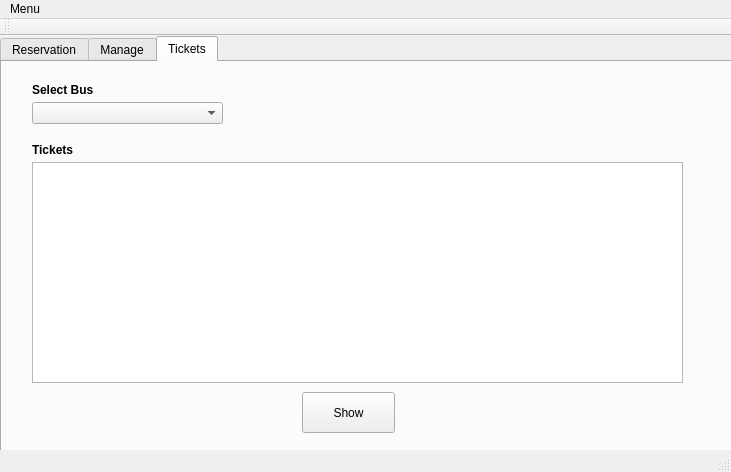
Above: src/mainwindow.ui from ahmedsadman/bus-reservation-system before the change. Below: the same form after it.
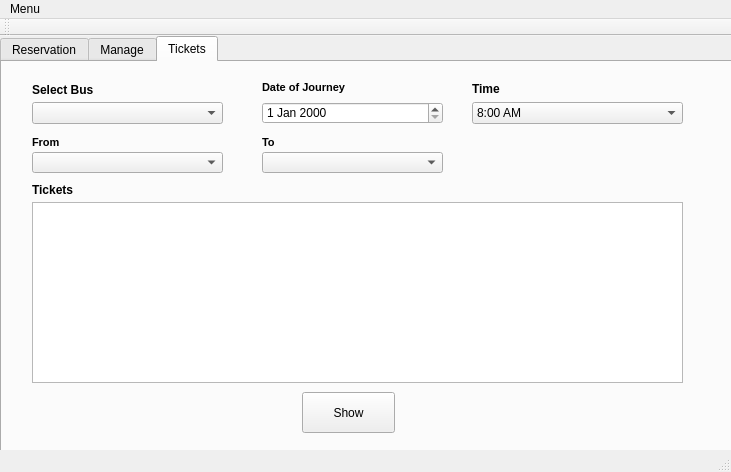
That is the form after the change. The open tabs and pages were chosen to show the change.

The edit to the form file:
```diff
--- a/src/mainwindow.ui
+++ b/src/mainwindow.ui
@@ -457,7 +457,7 @@
       <property name="geometry">
        <rect>
         <x>30</x>
-        <y>80</y>
+        <y>120</y>
         <width>61</width>
         <height>16</height>
        </rect>
@@ -477,11 +477,14 @@
       <property name="geometry">
        <rect>
         <x>30</x>
-        <y>100</y>
+        <y>140</y>
         <width>651</width>
-        <height>221</height>
+        <height>181</height>
        </rect>
       </property>
+      <attribute name="horizontalHeaderStretchLastSection">
+       <bool>true</bool>
+      </attribute>
      </widget>
      <widget class="QPushButton" name="pushButton_5">
       <property name="geometry">
@@ -496,6 +499,151 @@
        <string>Show</string>
       </property>
      </widget>
+     <widget class="QLabel" name="label_10">
+      <property name="geometry">
+       <rect>
+        <x>470</x>
+        <y>20</y>
+        <width>47</width>
+        <height>13</height>
+       </rect>
+      </property>
+      <property name="font">
+       <font>
+        <family>Segoe UI</family>
+        <weight>75</weight>
+        <bold>true</bold>
+       </font>
+      </property>
+      <property name="text">
+       <string>Time</string>
+      </property>
+     </widget>
+     <widget class="QComboBox" name="comboBox_time_2">
+      <property name="geometry">
+       <rect>
+        <x>470</x>
+        <y>40</y>
+        <width>211</width>
+        <height>22</height>
+       </rect>
+      </property>
+      <property name="font">
+       <font>
+        <family>Segoe UI</family>
+        <weight>50</weight>
+        <bold>false</bold>
+       </font>
+      </property>
+      <item>
+       <property name="text">
+        <string>8:00 AM</string>
+       </property>
+      </item>
+      <item>
+       <property name="text">
+        <string>2:00 PM</string>
+       </property>
+      </item>
+      <item>
+       <property name="text">
+        <string>5:00 PM</string>
+       </property>
+      </item>
+     </widget>
+     <widget class="QLabel" name="label_11">
+      <property name="geometry">
+       <rect>
+        <x>260</x>
+        <y>10</y>
+        <width>141</width>
+        <height>31</height>
+       </rect>
+      </property>
+      <property name="font">
+       <font>
+        <family>Segoe UI</family>
+        <pointsize>8</pointsize>
+        <weight>75</weight>
+        <bold>true</bold>
+       </font>
+      </property>
+      <property name="text">
+       <string>Date of Journey</string>
+      </property>
+     </widget>
+     <widget class="QDateEdit" name="dateEdit_2">
+      <property name="geometry">
+       <rect>
+        <x>260</x>
+        <y>40</y>
+        <width>181</width>
+        <height>22</height>
+       </rect>
+      </property>
+     </widget>
+     <widget class="QComboBox" name="comboFrom_2">
+      <property name="geometry">
+       <rect>
+        <x>30</x>
+        <y>90</y>
+        <width>191</width>
+        <height>21</height>
+       </rect>
+      </property>
+     </widget>
+     <widget class="QLabel" name="label_12">
+      <property name="geometry">
+       <rect>
+        <x>30</x>
+        <y>70</y>
+        <width>71</width>
+        <height>21</height>
+       </rect>
+      </property>
+      <property name="font">
+       <font>
+        <family>Segoe UI</family>
+        <pointsize>8</pointsize>
+        <weight>75</weight>
+        <bold>true</bold>
+       </font>
+      </property>
+      <property name="text">
+       <string>From</string>
+      </property>
+     </widget>
+     <widget class="QLabel" name="label_13">
+      <property name="geometry">
+       <rect>
+        <x>260</x>
+        <y>70</y>
+        <width>81</width>
+        <height>21</height>
+       </rect>
+      </property>
+      <property name="font">
+       <font>
+        <family>Segoe UI</family>
+        <pointsize>8</pointsize>
+        <weight>75</weight>
+        <bold>true</bold>
+       </font>
+      </property>
+      <property name="text">
+       <string>To</string>
+      </property>
+     </widget>
+     <widget class="QComboBox" name="comboTo_2">
+      <property name="geometry">
+       <rect>
+        <x>260</x>
+        <y>90</y>
+        <width>181</width>
+        <height>21</height>
+       </rect>
+      </property>
+     </widget>
     </widget>
    </widget>
   </widget>
```
Left out of the diff: 8 changed lines with no effect on the pictures.
